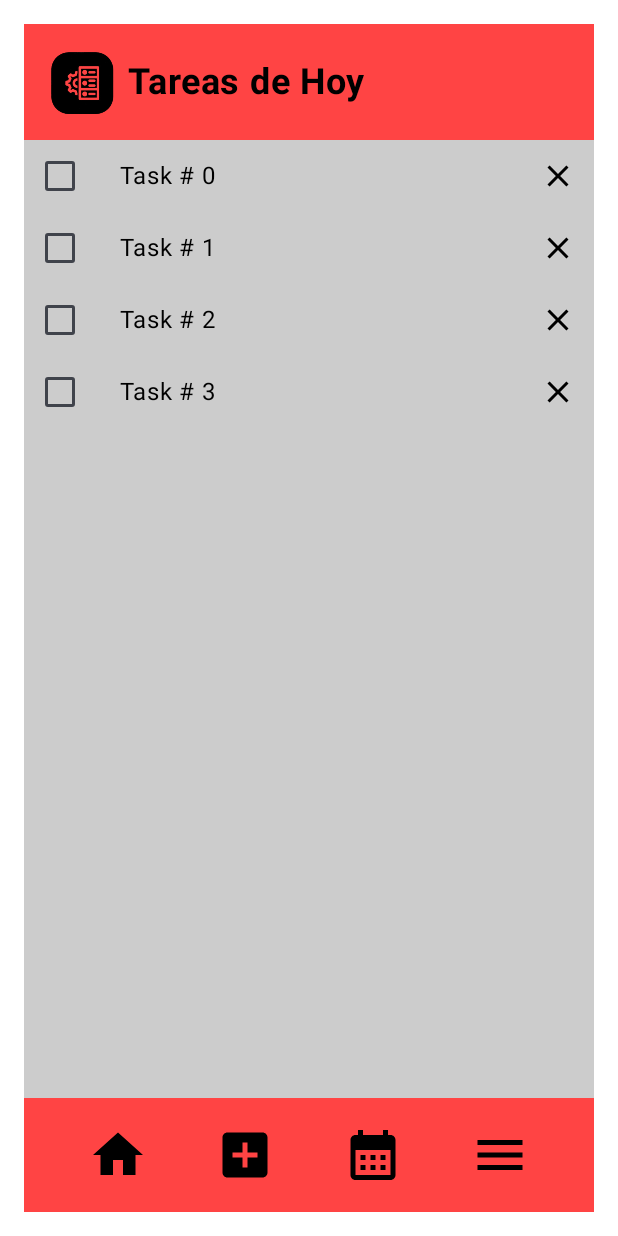
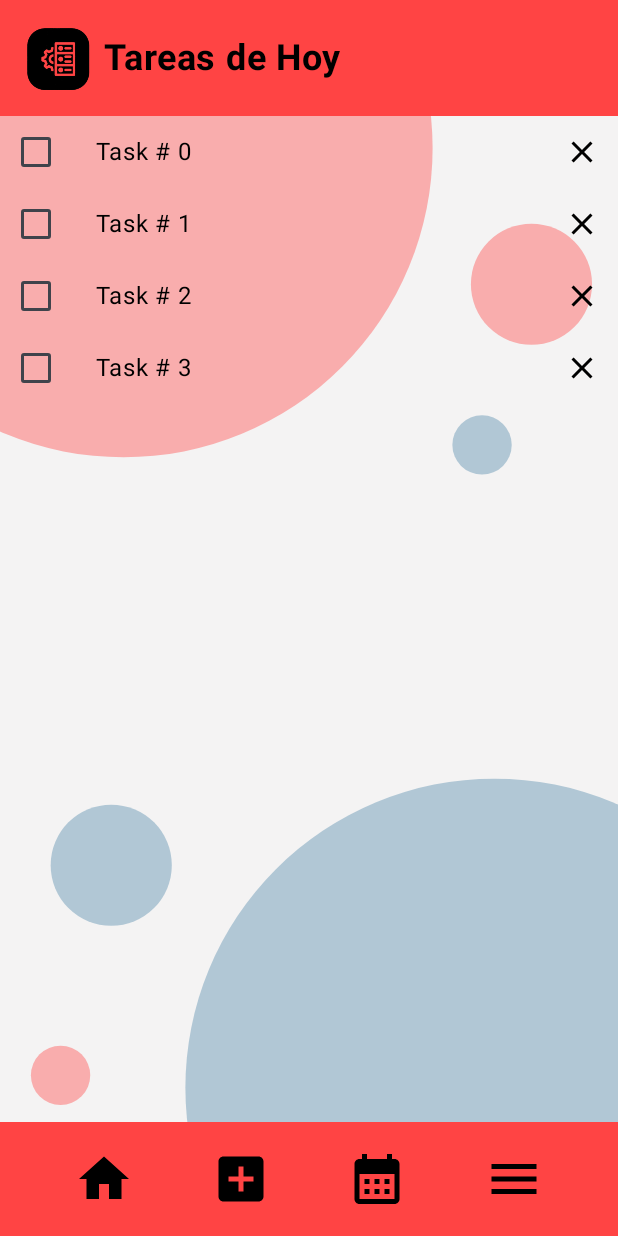
Before and after one commit to KAEM10/TaskMaster, an Android app built with Jetpack Compose: the @Preview function HomeScreenPreview, on a phone screen of 412 x 824 dp. Run offline under Robolectric (Android 15) with nearby library versions, the phone set to English and light mode, and no system bars.

Commit message:
update screen 2

```diff
--- a/app/src/main/java/edu/unicauca/taskmaster/ui/screens/components/Header.kt
+++ b/app/src/main/java/edu/unicauca/taskmaster/ui/screens/components/Header.kt
@@ -27,8 +27,6 @@ import edu.unicauca.taskmaster.ui.theme.*
 @Composable
 fun HeaderTask(
     modifier: Modifier = Modifier
-        .fillMaxWidth()
-        .padding(16.dp)
 ) {
     Row(
         modifier = Modifier
--- a/app/src/main/java/edu/unicauca/taskmaster/ui/screens/components/NavBar.kt
+++ b/app/src/main/java/edu/unicauca/taskmaster/ui/screens/components/NavBar.kt
@@ -21,8 +21,6 @@ import edu.unicauca.taskmaster.R
 @Composable
 fun NavBar(
     modifier: Modifier = Modifier
-        .fillMaxWidth()
-        .padding(16.dp)
 ){
     Row(
         modifier = Modifier
--- a/app/src/main/java/edu/unicauca/taskmaster/ui/screens/home/HomeScreen.kt
+++ b/app/src/main/java/edu/unicauca/taskmaster/ui/screens/home/HomeScreen.kt
@@ -5,6 +5,7 @@ import androidx.compose.foundation.layout.Arrangement
 import androidx.compose.foundation.layout.Box
 import androidx.compose.foundation.layout.Column
 import androidx.compose.foundation.layout.Row
+import androidx.compose.foundation.layout.fillMaxHeight
 import androidx.compose.foundation.layout.fillMaxSize
 import androidx.compose.foundation.layout.fillMaxWidth
 import androidx.compose.foundation.layout.padding
@@ -26,11 +27,14 @@ import androidx.compose.ui.Alignment
 import androidx.compose.ui.Modifier
 import androidx.compose.ui.graphics.Color
 import androidx.compose.ui.res.dimensionResource
+import androidx.compose.ui.res.painterResource
 import androidx.compose.ui.tooling.preview.Preview
 import androidx.compose.ui.unit.dp
+import androidx.compose.ui.zIndex
 import androidx.lifecycle.viewmodel.compose.viewModel
 import edu.unicauca.taskmaster.R
 import edu.unicauca.taskmaster.data.model.TaskItem
+import edu.unicauca.taskmaster.ui.screens.components.BackgroundWithCircles
 import edu.unicauca.taskmaster.ui.screens.components.HeaderTask
 import edu.unicauca.taskmaster.ui.screens.components.NavBar
 import edu.unicauca.taskmaster.ui.theme.TaskMasterTheme
@@ -42,22 +46,41 @@ fun HomeScreen(
 ) {
     val homeUiState by homeViewModel.uiState.collectAsState()
 
-    Column(modifier = modifier
-        .fillMaxSize()
-    ){
-        HeaderTask()
+    Box(
+        modifier = modifier.fillMaxSize()
+    ) {
+        // BackgroundWithCircles en el fondo
+        BackgroundWithCircles(blurRadius = 0.4f)
+
+        Column(
+            modifier = Modifier.fillMaxSize()
+        ) {
+
+            HeaderTask(
+                modifier = Modifier
+                    .fillMaxWidth()
+                    .zIndex(1f) // Colocamos el header por encima del fondo
+            )
+
+            // Lista de tareas, que ocupa el espacio restante
             Box(
                 modifier = Modifier
                     .weight(1f)
                     .fillMaxWidth()
-                .background(Color.LightGray)
             ) {
                 TasksList(list = homeUiState.task)
             }
 
-        NavBar()
+
+            NavBar(
+                modifier = Modifier
+                    .fillMaxWidth()
+                    .zIndex(1f) // Aseguramos que el NavBar esté visible por encima del fondo
+            )
         }
     }
+}
+
 
 @Composable
 fun TaskItem(
@@ -113,14 +136,13 @@ fun TasksList(
     }
 }
 
-@Preview(showSystemUi = true)
+@Preview(showBackground = true)
 @Composable
 fun HomeScreenPreview() {
     TaskMasterTheme {
         HomeScreen(
             modifier = Modifier
                 .fillMaxSize()
-                .padding(dimensionResource(R.dimen.padding_medium))
         )
     }
 }
```
Lines whose indentation alone changed are shown as unchanged.
